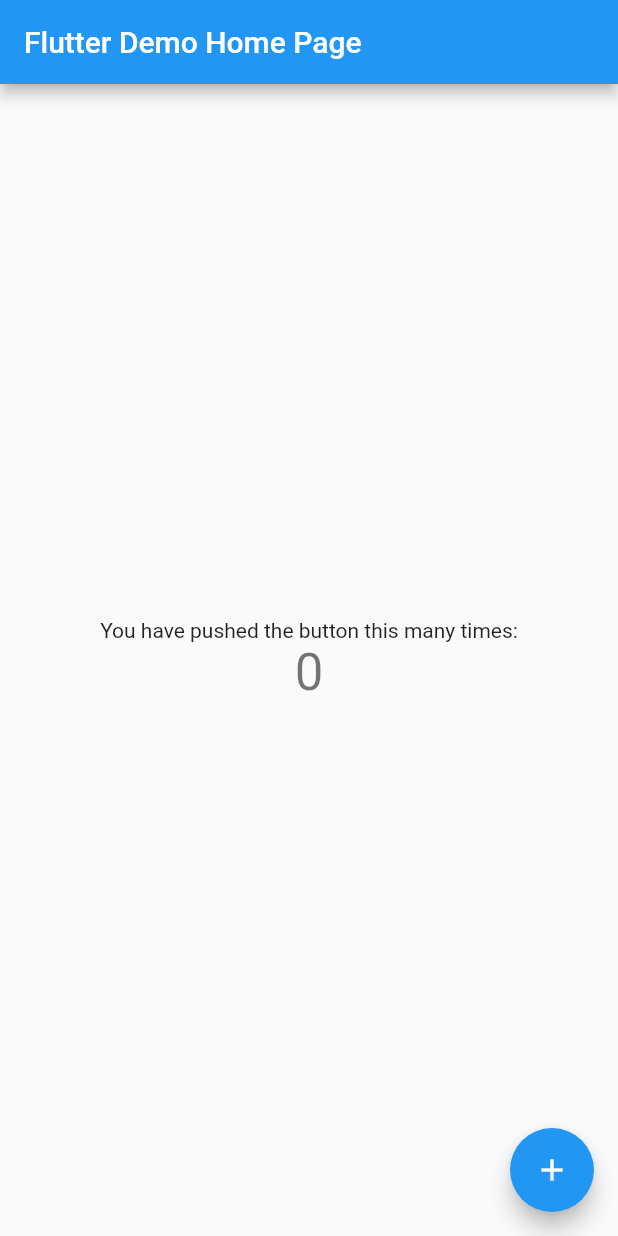
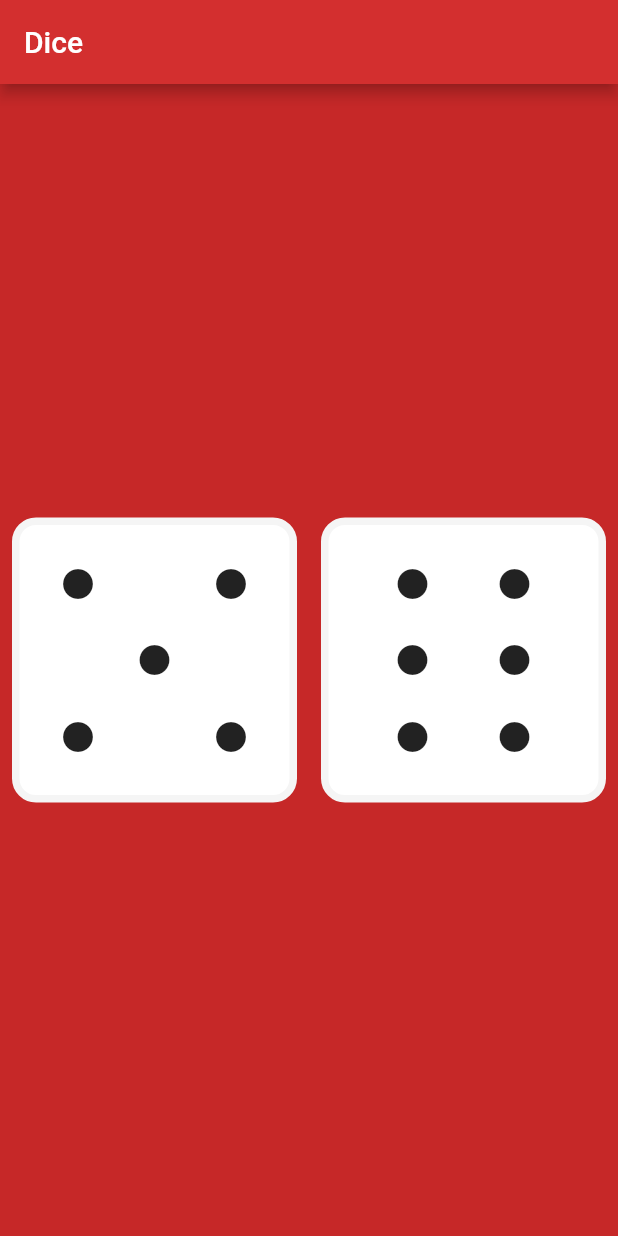
Before and after one commit to faelrevils/flutter_example, a Flutter app: the screen it shows after launch, on a phone screen of 412 x 824 dp. Run offline on Flutter 3.47's test engine with Material 2 defaults, Android fonts, the phone set to English and light mode, and no system bars.

Commit message:
add dice app

```diff
--- /dev/null
+++ b/lib/dice.dart
@@ -0,0 +1,208 @@
+import 'dart:math';
+
+import 'package:flutter/material.dart';
+
+class DicePage extends StatelessWidget {
+  @override
+  Widget build(BuildContext context) {
+    return Scaffold(
+      appBar: AppBar(
+        title: Text('Dice'),
+        backgroundColor: Colors.red.shade700,
+      ),
+      backgroundColor: Colors.red.shade800,
+      body: DicePanel(count: 2),
+    );
+  }
+}
+
+class DicePanel extends StatefulWidget {
+  final int count;
+
+  DicePanel({Key key, this.count}) : super(key: key);
+
+  @override
+  _DicePanelState createState() => _DicePanelState();
+}
+
+class _DicePanelState extends State<DicePanel> {
+  List<int> numbers;
+  var rng = new Random();
+
+  handleRandom() {
+    for (var i = 0; i < numbers.length; i++) {
+      numbers[i] = rng.nextInt(6) + 1;
+    }
+  }
+
+  handleTap() {
+    setState(() {
+      handleRandom();
+    });
+  }
+
+  @override
+  void initState() {
+    super.initState();
+    print('initState: ${widget.count}');
+    numbers = List<int>(widget.count);
+    handleRandom();
+  }
+
+  @override
+  Widget build(BuildContext context) {
+    var dices = <Widget>[];
+    for (var i = 0; i < numbers.length; i++) {
+      dices.add(Expanded(
+        child: Dice(number: numbers[i]),
+      ));
+    }
+    return GestureDetector(
+      onTap: handleTap,
+      child: Container(
+        color: Colors.red.shade800,
+        child: Center(
+          child: Row(
+            children: dices,
+          ),
+        ),
+      ),
+    );
+  }
+}
+
+class Dice extends StatelessWidget {
+  static const bgColor = Colors.white;
+  final int number;
+
+  Dice({Key key, this.number}) : super(key: key);
+
+  @override
+  Widget build(BuildContext context) {
+    Widget dots;
+    if (number == 1) {
+      dots = Center(child: Icon(Icons.circle));
+    } else if (number == 2) {
+      dots = Column(
+        mainAxisAlignment: MainAxisAlignment.spaceEvenly,
+        children: <Widget>[
+          Icon(Icons.circle),
+          Icon(Icons.circle),
+        ],
+      );
+    } else if (number == 3) {
+      dots = Column(
+        mainAxisAlignment: MainAxisAlignment.spaceEvenly,
+        children: <Widget>[
+          Row(
+            mainAxisAlignment: MainAxisAlignment.spaceEvenly,
+            children: <Widget>[
+              Icon(Icons.circle, color: bgColor),
+              Icon(Icons.circle),
+            ],
+          ),
+          Row(
+            mainAxisAlignment: MainAxisAlignment.center,
+            children: <Widget>[
+              Icon(Icons.circle),
+            ],
+          ),
+          Row(
+            mainAxisAlignment: MainAxisAlignment.spaceEvenly,
+            children: <Widget>[
+              Icon(Icons.circle),
+              Icon(Icons.circle, color: bgColor),
+            ],
+          ),
+        ],
+      );
+    } else if (number == 4) {
+      dots = Column(
+        mainAxisAlignment: MainAxisAlignment.spaceEvenly,
+        children: <Widget>[
+          Row(
+            mainAxisAlignment: MainAxisAlignment.spaceEvenly,
+            children: <Widget>[
+              Icon(Icons.circle),
+              Icon(Icons.circle),
+            ],
+          ),
+          Row(
+            mainAxisAlignment: MainAxisAlignment.spaceEvenly,
+            children: <Widget>[
+              Icon(Icons.circle),
+              Icon(Icons.circle),
+            ],
+          ),
+        ],
+      );
+    } else if (number == 5) {
+      dots = Column(
+        mainAxisAlignment: MainAxisAlignment.spaceEvenly,
+        children: <Widget>[
+          Row(
+            mainAxisAlignment: MainAxisAlignment.spaceEvenly,
+            children: <Widget>[
+              Icon(Icons.circle),
+              Icon(Icons.circle, color: bgColor),
+              Icon(Icons.circle),
+            ],
+          ),
+          Row(
+            mainAxisAlignment: MainAxisAlignment.center,
+            children: <Widget>[
+              Icon(Icons.circle),
+            ],
+          ),
+          Row(
+            mainAxisAlignment: MainAxisAlignment.spaceEvenly,
+            children: <Widget>[
+              Icon(Icons.circle),
+              Icon(Icons.circle, color: bgColor),
+              Icon(Icons.circle),
+            ],
+          ),
+        ],
+      );
+    } else if (number == 6) {
+      dots = Column(
+        mainAxisAlignment: MainAxisAlignment.spaceEvenly,
+        children: <Widget>[
+          Row(
+            mainAxisAlignment: MainAxisAlignment.spaceEvenly,
+            children: <Widget>[
+              Icon(Icons.circle),
+              Icon(Icons.circle),
+            ],
+          ),
+          Row(
+            mainAxisAlignment: MainAxisAlignment.spaceEvenly,
+            children: <Widget>[
+              Icon(Icons.circle),
+              Icon(Icons.circle),
+            ],
+          ),
+          Row(
+            mainAxisAlignment: MainAxisAlignment.spaceEvenly,
+            children: <Widget>[
+              Icon(Icons.circle),
+              Icon(Icons.circle),
+            ],
+          ),
+        ],
+      );
+    }
+    return AspectRatio(
+      aspectRatio: 1.0,
+      child: Container(
+        margin: const EdgeInsets.all(8),
+        decoration: BoxDecoration(
+          border: Border.all(color: Colors.grey.shade100, width: 5),
+          borderRadius: BorderRadius.all(Radius.circular(16)),
+          color: bgColor,
+        ),
+        child: dots,
+      ),
+    );
+  }
+}
--- a/lib/main.dart
+++ b/lib/main.dart
@@ -1,4 +1,5 @@
 import 'package:flutter/material.dart';
+import './dice.dart';
 
 void main() {
   runApp(MyApp());
@@ -11,107 +12,10 @@ class MyApp extends StatelessWidget {
     return MaterialApp(
       title: 'Flutter Demo',
       theme: ThemeData(
-        // This is the theme of your application.
-        //
-        // Try running your application with "flutter run". You'll see the
-        // application has a blue toolbar. Then, without quitting the app, try
-        // changing the primarySwatch below to Colors.green and then invoke
-        // "hot reload" (press "r" in the console where you ran "flutter run",
-        // or simply save your changes to "hot reload" in a Flutter IDE).
-        // Notice that the counter didn't reset back to zero; the application
-        // is not restarted.
         primarySwatch: Colors.blue,
-        // This makes the visual density adapt to the platform that you run
-        // the app on. For desktop platforms, the controls will be smaller and
-        // closer together (more dense) than on mobile platforms.
         visualDensity: VisualDensity.adaptivePlatformDensity,
       ),
-      home: MyHomePage(title: 'Flutter Demo Home Page'),
+      home: DicePage(),
     );
   }
 }
-
-class MyHomePage extends StatefulWidget {
-  MyHomePage({Key key, this.title}) : super(key: key);
-
-  // This widget is the home page of your application. It is stateful, meaning
-  // that it has a State object (defined below) that contains fields that affect
-  // how it looks.
-
-  // This class is the configuration for the state. It holds the values (in this
-  // case the title) provided by the parent (in this case the App widget) and
-  // used by the build method of the State. Fields in a Widget subclass are
-  // always marked "final".
-
-  final String title;
-
-  @override
-  _MyHomePageState createState() => _MyHomePageState();
-}
-
-class _MyHomePageState extends State<MyHomePage> {
-  int _counter = 0;
-
-  void _incrementCounter() {
-    setState(() {
-      // This call to setState tells the Flutter framework that something has
-      // changed in this State, which causes it to rerun the build method below
-      // so that the display can reflect the updated values. If we changed
-      // _counter without calling setState(), then the build method would not be
-      // called again, and so nothing would appear to happen.
-      _counter++;
-    });
-  }
-
-  @override
-  Widget build(BuildContext context) {
-    // This method is rerun every time setState is called, for instance as done
-    // by the _incrementCounter method above.
-    //
-    // The Flutter framework has been optimized to make rerunning build methods
-    // fast, so that you can just rebuild anything that needs updating rather
-    // than having to individually change instances of widgets.
-    return Scaffold(
-      appBar: AppBar(
-        // Here we take the value from the MyHomePage object that was created by
-        // the App.build method, and use it to set our appbar title.
-        title: Text(widget.title),
-      ),
-      body: Center(
-        // Center is a layout widget. It takes a single child and positions it
-        // in the middle of the parent.
-        child: Column(
-          // Column is also a layout widget. It takes a list of children and
-          // arranges them vertically. By default, it sizes itself to fit its
-          // children horizontally, and tries to be as tall as its parent.
-          //
-          // Invoke "debug painting" (press "p" in the console, choose the
-          // "Toggle Debug Paint" action from the Flutter Inspector in Android
-          // Studio, or the "Toggle Debug Paint" command in Visual Studio Code)
-          // to see the wireframe for each widget.
-          //
-          // Column has various properties to control how it sizes itself and
-          // how it positions its children. Here we use mainAxisAlignment to
-          // center the children vertically; the main axis here is the vertical
-          // axis because Columns are vertical (the cross axis would be
-          // horizontal).
-          mainAxisAlignment: MainAxisAlignment.center,
-          children: <Widget>[
-            Text(
-              'You have pushed the button this many times:',
-            ),
-            Text(
-              '$_counter',
-              style: Theme.of(context).textTheme.headline4,
-            ),
-          ],
-        ),
-      ),
-      floatingActionButton: FloatingActionButton(
-        onPressed: _incrementCounter,
-        tooltip: 'Increment',
-        child: Icon(Icons.add),
-      ), // This trailing comma makes auto-formatting nicer for build methods.
-    );
-  }
-}
```
Also changed, not shown: 1 other file.
